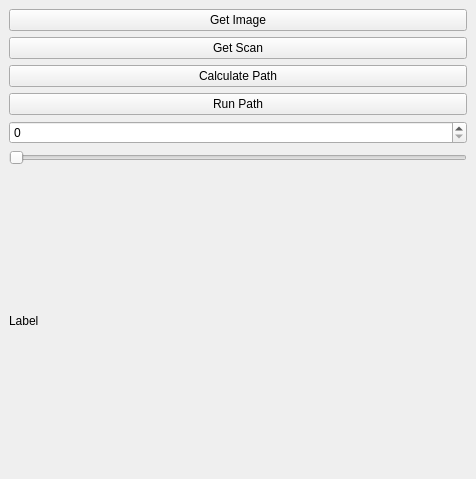
First picture: the form in simulated_depth_sensor/sample_plugin/src/SamplePlugin.ui, repository Masle16/rovi_project, before the edit.
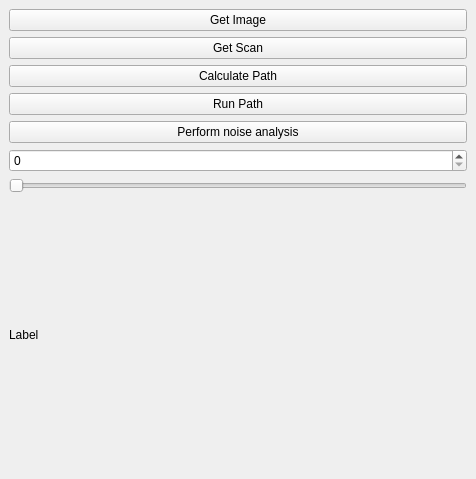
Second picture: the form after the edit.

```diff
--- a/simulated_depth_sensor/sample_plugin/src/SamplePlugin.ui
+++ b/simulated_depth_sensor/sample_plugin/src/SamplePlugin.ui
@@ -45,6 +45,13 @@
         </property>
        </widget>
       </item>
+      <item>
+       <widget class="QPushButton" name="_btn_sds">
+        <property name="text">
+         <string>Perform noise analysis</string>
+        </property>
+       </widget>
+      </item>
       <item>
        <widget class="QSpinBox" name="_spinBox"/>
       </item>
```
